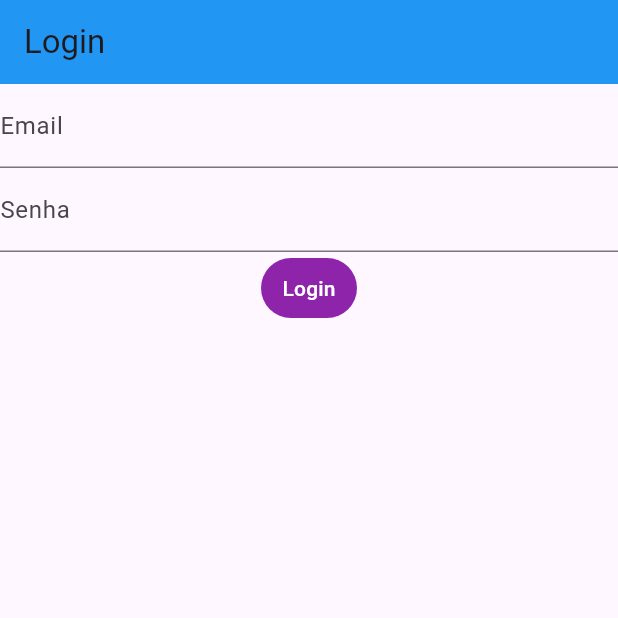
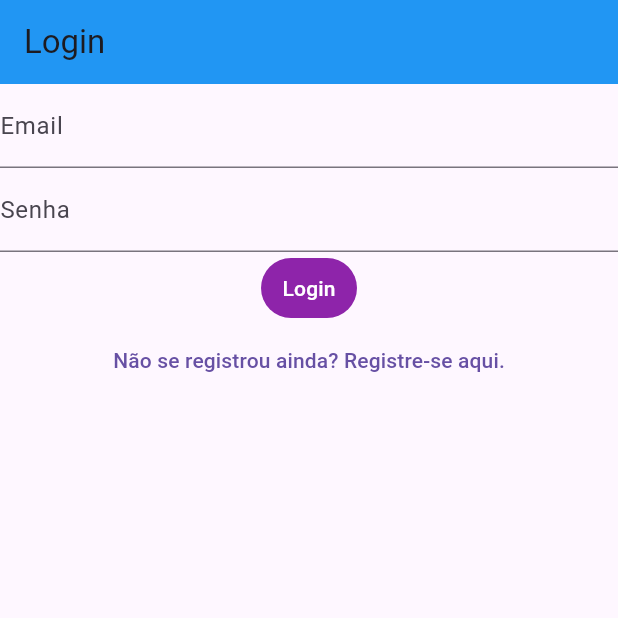
Before and after one commit to Death-Chronos/notes_app_flutter, a Flutter app: the screen it shows after launch, on a phone screen of 412 x 824 dp, the top half of it. Run offline on Flutter 3.47's test engine with Material 3 defaults, Android fonts, the phone set to English and light mode, and no system bars; our stand-ins replace firebase_auth, firebase_core; accounts and stored records are empty.

Commit message:
Rotas entre login e register

```diff
--- a/lib/main.dart
+++ b/lib/main.dart
@@ -1,5 +1,13 @@
+// ignore_for_file: avoid_print
+
+import 'package:firebase_auth/firebase_auth.dart';
+import 'package:firebase_core/firebase_core.dart';
 import 'package:flutter/material.dart';
+import 'package:notes_app/firebase_options.dart';
+// ignore: unused_import
 import 'package:notes_app/views/login_view.dart';
+// ignore: unused_import
+import 'package:notes_app/views/register_view.dart';
 
 void main() {
   WidgetsFlutterBinding.ensureInitialized();
@@ -7,7 +15,45 @@ void main() {
     MaterialApp(
       title: 'Flutter Demo',
       theme: ThemeData(primarySwatch: Colors.blue),
-      home: const LoginView(),
+      home: const HomePage(),
+      routes: {
+        '/login/': (context) => const LoginView(),
+        '/register/': (context) => const RegisterView(),
+      },
     ),
   );
 }
+
+class HomePage extends StatelessWidget {
+  const HomePage({super.key});
+
+  @override
+  Widget build(BuildContext context) {
+    return FutureBuilder(
+      future: Firebase.initializeApp(
+        options: DefaultFirebaseOptions.currentPlatform,
+      ),
+      builder: (BuildContext context, AsyncSnapshot<dynamic> snapshot) {
+        switch (snapshot.connectionState) {
+          case ConnectionState.waiting:
+            return const Center(child: CircularProgressIndicator());
+          case ConnectionState.done:
+            // final user = FirebaseAuth.instance.currentUser;
+            // print(user);
+            // final emailVerified = user?.emailVerified ?? false;
+            // if (emailVerified) {
+            //   return const Text("Feito");
+            // } else {
+            //   return const VerifyEmailView();
+            // }
+            return const LoginView();
+          case ConnectionState.none:
+            return const Center(child: Text("Firebase não inicializado"));
+          default:
+            return const Center(child: Text("Erro ao inicializar o Firebase"));
+        }
+        // Default return statement to handle all cases
+      },
+    );
+  }
+}
--- a/lib/views/login_view.dart
+++ b/lib/views/login_view.dart
@@ -1,7 +1,5 @@
 import 'package:firebase_auth/firebase_auth.dart';
-import 'package:firebase_core/firebase_core.dart';
 import 'package:flutter/material.dart';
-import 'package:notes_app/firebase_options.dart';
 
 class LoginView extends StatefulWidget {
   const LoginView({super.key});
@@ -31,17 +29,11 @@ class _LoginViewState extends State<LoginView> {
   @override
   Widget build(BuildContext context) {
     return Scaffold(
-      appBar: AppBar(title: const Text("Login"), backgroundColor: Colors.blue),
-      body: FutureBuilder(
-        future: Firebase.initializeApp(
-          options: DefaultFirebaseOptions.currentPlatform,
+      appBar: AppBar(
+        title: const Text("Login"),
+        backgroundColor: Colors.blue,
       ),
-        builder: (BuildContext context, AsyncSnapshot<dynamic> snapshot) {
-          switch (snapshot.connectionState) {
-            case ConnectionState.waiting:
-              return const Center(child: CircularProgressIndicator());
-            case ConnectionState.done:
-              return Column(
+      body: Column(
         children: [
           TextField(
             controller: _email,
@@ -69,33 +61,27 @@ class _LoginViewState extends State<LoginView> {
               final password = _password.text;
               try {
                 final userCredential = await FirebaseAuth.instance
-                          .signInWithEmailAndPassword(
-                            email: email,
-                            password: password,
-                          );
-                      } on FirebaseAuthException catch(e) {
+                    .signInWithEmailAndPassword(email: email, password: password);
+                print(userCredential);
+              } on FirebaseAuthException catch (e) {
                 print("Erro ao logar");
                 if (e.code == 'invalid-credential') {
                   print('Email ou senha inválidos');
                 }
               }
             },
-                    style: TextButton.styleFrom(
-                      backgroundColor: Colors.purple[600],
+            style: TextButton.styleFrom(backgroundColor: Colors.purple[600]),
+            child: const Text("Login", style: TextStyle(color: Colors.white)),
           ),
-                    child: const Text(
-                      "Login",
-                      style: TextStyle(color: Colors.white),
-                    ),
+          TextButton(
+            onPressed: () {
+              Navigator.of(
+                context,
+              ).pushNamedAndRemoveUntil('/register/', (route) => false);
+            },
+            child: const Text("Não se registrou ainda? Registre-se aqui."),
           ),
         ],
-              );
-            default:
-              return const Center(
-                child: Text("Erro ao inicializar o Firebase"),
-              );
-          }
-        },
       ),
     );
   }
```
Also changed, not shown: lib/views/register_view.dart (+10 -20 lines), lib/views/verify_email_view.dart (added, +35 -0 lines). Lines whose indentation alone changed are shown as unchanged.
